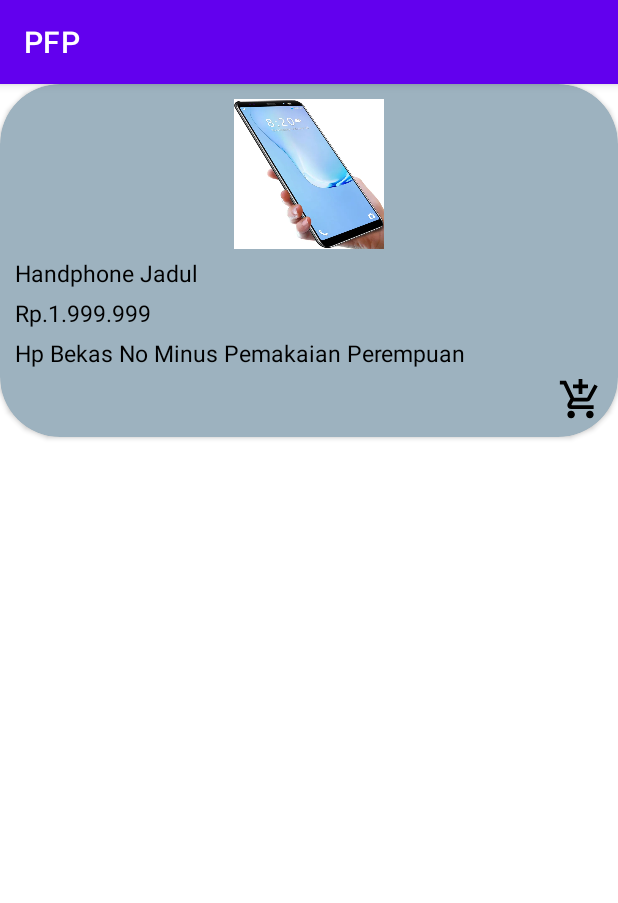
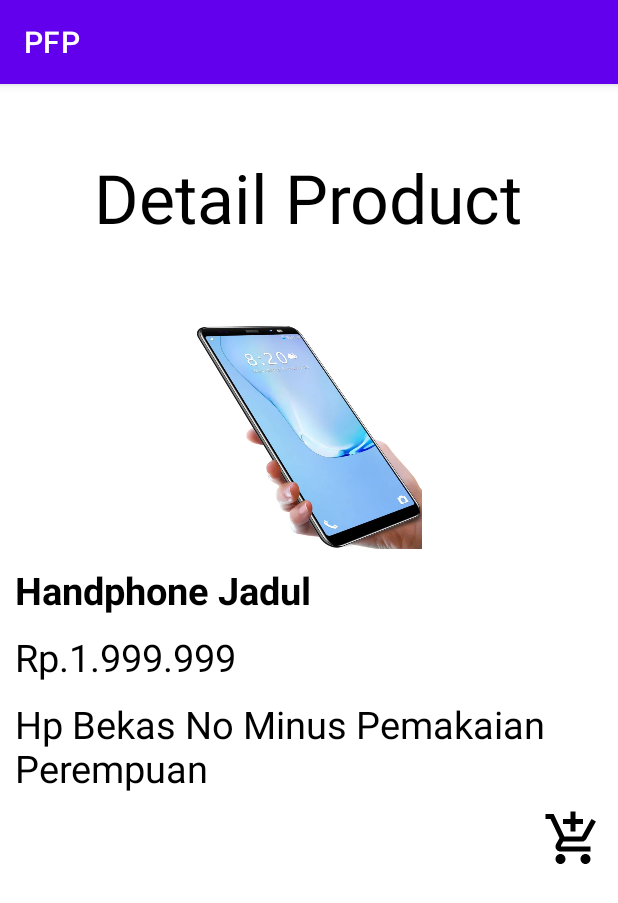
Before and after one commit to MaulidFajrulIshlah/PFP, an Android app: the fragment DetailFragment shown on its own in the app's theme, on a phone screen of 412 x 824 dp. Shown: the top 903 px of the screen. Run offline under Robolectric (Android 15) with nearby library versions, the phone set to English and light mode, and no system bars.

Commit message:
Pra Final Project

```diff
--- a/app/src/main/res/drawable/ic_add_cart.xml
+++ b/app/src/main/res/drawable/ic_add_cart.xml
@@ -1,5 +1,5 @@
-<vector android:height="30dp" android:tint="#000000"
+<vector android:height="40dp" android:tint="#000000"
     android:viewportHeight="24" android:viewportWidth="24"
-    android:width="30dp" xmlns:android="http://schemas.android.com/apk/res/android">
+    android:width="40dp" xmlns:android="http://schemas.android.com/apk/res/android">
     <path android:fillColor="@android:color/white" android:pathData="M11,9h2L13,6h3L16,4h-3L13,1h-2v3L8,4v2h3v3zM7,18c-1.1,0 -1.99,0.9 -1.99,2S5.9,22 7,22s2,-0.9 2,-2 -0.9,-2 -2,-2zM17,18c-1.1,0 -1.99,0.9 -1.99,2s0.89,2 1.99,2 2,-0.9 2,-2 -0.9,-2 -2,-2zM7.17,14.75l0.03,-0.12 0.9,-1.63h7.45c0.75,0 1.41,-0.41 1.75,-1.03l3.86,-7.01L19.42,4h-0.01l-1.1,2 -2.76,5L8.53,11l-0.13,-0.27L6.16,6l-0.95,-2 -0.94,-2L1,2v2h2l3.6,7.59 -1.35,2.45c-0.16,0.28 -0.25,0.61 -0.25,0.96 0,1.1 0.9,2 2,2h12v-2L7.42,15c-0.13,0 -0.25,-0.11 -0.25,-0.25z"/>
 </vector>
--- /dev/null
+++ b/app/src/main/res/drawable/ic_back.xml
@@ -0,0 +1,6 @@
+<vector
+    android:autoMirrored="true" android:height="30dp"
+    android:tint="#000000" android:viewportHeight="24"
+    android:viewportWidth="24" android:width="30dp" xmlns:android="http://schemas.android.com/apk/res/android">
+    <path android:fillColor="@android:color/white" android:pathData="M20,11H7.83l5.59,-5.59L12,4l-8,8 8,8 1.41,-1.41L7.83,13H20v-2z"/>
+</vector>
--- a/app/src/main/res/layout/fragment_detail.xml
+++ b/app/src/main/res/layout/fragment_detail.xml
@@ -1,33 +1,40 @@
 <?xml version="1.0" encoding="utf-8"?>
-<LinearLayout xmlns:android="http://schemas.android.com/apk/res/android"
+<RelativeLayout xmlns:android="http://schemas.android.com/apk/res/android"
     xmlns:tools="http://schemas.android.com/tools"
     android:layout_width="match_parent"
     android:layout_height="match_parent"
+    android:padding="10dp"
     xmlns:app="http://schemas.android.com/apk/res-auto"
     tools:context=".view.DetailFragment">
 
     <!-- TODO: Update blank fragment layout -->
-    <androidx.cardview.widget.CardView
-        android:backgroundTint="#9DB2BF"
-        app:cardCornerRadius="40dp"
+    <TextView
+        android:id="@+id/detailProduct"
+        android:textSize="45sp"
+        android:layout_marginTop="35dp"
+        android:layout_alignParentTop="true"
+        android:layout_centerInParent="true"
+        style="@style/detail"
+        android:text="Detail Product"
+        android:layout_width="wrap_content"
+        android:layout_height="wrap_content"/>
+    <ImageView
+        android:id="@+id/product"
+        android:layout_below="@id/detailProduct"
         android:layout_width="match_parent"
-        android:layout_height="wrap_content">
-    <RelativeLayout
-        android:layout_width="match_parent"
-        android:padding="10dp"
-        android:layout_height="wrap_content">
-        <ImageView
-            android:id="@+id/product"
-            android:src="@drawable/product"
-            android:layout_width="match_parent"
-            android:layout_height="100dp"/>
+        android:layout_height="150dp"
+        android:layout_alignParentTop="true"
+        android:layout_centerInParent="true"
+        android:layout_marginTop="150dp"
+        android:src="@drawable/product" />
 
         <TextView
             style="@style/detail"
             android:id="@+id/namaBarang"
+            android:textStyle="bold"
             android:text="Handphone Jadul"
             android:layout_below="@id/product"
-            android:layout_marginTop="5dp"
+            android:layout_marginTop="10dp"
             android:layout_width="wrap_content"
             android:layout_height="wrap_content"/>
 
@@ -36,7 +43,7 @@
             android:id="@+id/hargaBarang"
             android:text="Rp.1.999.999"
             android:layout_below="@id/namaBarang"
-            android:layout_marginTop="5dp"
+            android:layout_marginTop="10dp"
             android:layout_width="wrap_content"
             android:layout_height="wrap_content"/>
 
@@ -45,7 +52,7 @@
             android:id="@+id/desBarang"
             android:text="Hp Bekas No Minus Pemakaian Perempuan"
             android:layout_below="@id/hargaBarang"
-            android:layout_marginTop="5dp"
+            android:layout_marginTop="10dp"
             android:layout_width="wrap_content"
             android:layout_height="wrap_content"/>
 
@@ -54,10 +61,8 @@
             android:src="@drawable/ic_add_cart"
             android:layout_width="wrap_content"
             android:layout_height="wrap_content"
-            android:layout_marginTop="5dp"
+            android:layout_marginTop="10dp"
             android:layout_alignParentRight="true"/>
 
-    </RelativeLayout>
-    </androidx.cardview.widget.CardView>
 
-</LinearLayout>
+</RelativeLayout>
--- a/app/src/main/res/layout/fragment_favorit.xml
+++ b/app/src/main/res/layout/fragment_favorit.xml
@@ -6,9 +6,6 @@
     tools:context=".view.FragmentFavorit">
 
     <!-- TODO: Update blank fragment layout -->
-    <TextView
-        android:layout_width="match_parent"
-        android:layout_height="match_parent"
-        android:text="@string/hello_blank_fragment" />
+
 
 </FrameLayout>
--- a/app/src/main/res/layout/fragment_home.xml
+++ b/app/src/main/res/layout/fragment_home.xml
@@ -37,7 +37,7 @@
         android:layout_height="wrap_content"/>
 
     <TextView
-        android:id="@+id/newsProduct"
+        android:id="@+id/product"
         style="@style/TextSize"
         android:layout_marginTop="10dp"
         android:text="Product"
@@ -46,9 +46,9 @@
         android:layout_height="wrap_content"/>
 
     <androidx.recyclerview.widget.RecyclerView
-        android:id="@+id/rv_newsProduct"
+        android:id="@+id/rv_Product"
         android:layout_marginTop="10dp"
-        android:layout_below="@id/newsProduct"
+        android:layout_below="@id/product"
         android:layout_width="match_parent"
         android:layout_height="wrap_content"/>
 
--- a/app/src/main/res/values/colors.xml
+++ b/app/src/main/res/values/colors.xml
@@ -7,4 +7,6 @@
     <color name="teal_700">#FF018786</color>
     <color name="black">#FF000000</color>
     <color name="white">#FFFFFFFF</color>
+
+    <color name="sample">#9DB2BF</color>
 </resources>
--- a/app/src/main/res/values/themes.xml
+++ b/app/src/main/res/values/themes.xml
@@ -21,7 +21,12 @@
     </style>
 
     <style name="detail">
-        <item name="android:textSize">15sp</item>
+        <item name="android:textSize">25sp</item>
+        <item name="android:textColor">@color/black</item>
+    </style>
+
+    <style name="list">
+        <item name="android:textSize">20sp</item>
         <item name="android:textColor">@color/black</item>
     </style>
 </resources>
```
Also changed, not shown: app/src/main/res/layout/fragment_riwayat.xml (+7 -6 lines), app/src/main/res/layout/list_riwayat.xml (added, +38 -0 lines).
